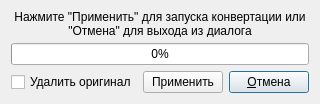
Qt form ui/apetoflacdialog.ui (ipse666/cueplayer) before a commit.
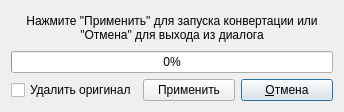
The same form after that commit. Icons and pictures are not drawn.

What changed in the file:
```diff
--- a/ui/apetoflacdialog.ui
+++ b/ui/apetoflacdialog.ui
@@ -6,8 +6,8 @@
    <rect>
     <x>0</x>
     <y>0</y>
-    <width>316</width>
-    <height>104</height>
+    <width>344</width>
+    <height>112</height>
    </rect>
   </property>
   <property name="windowTitle">
```
